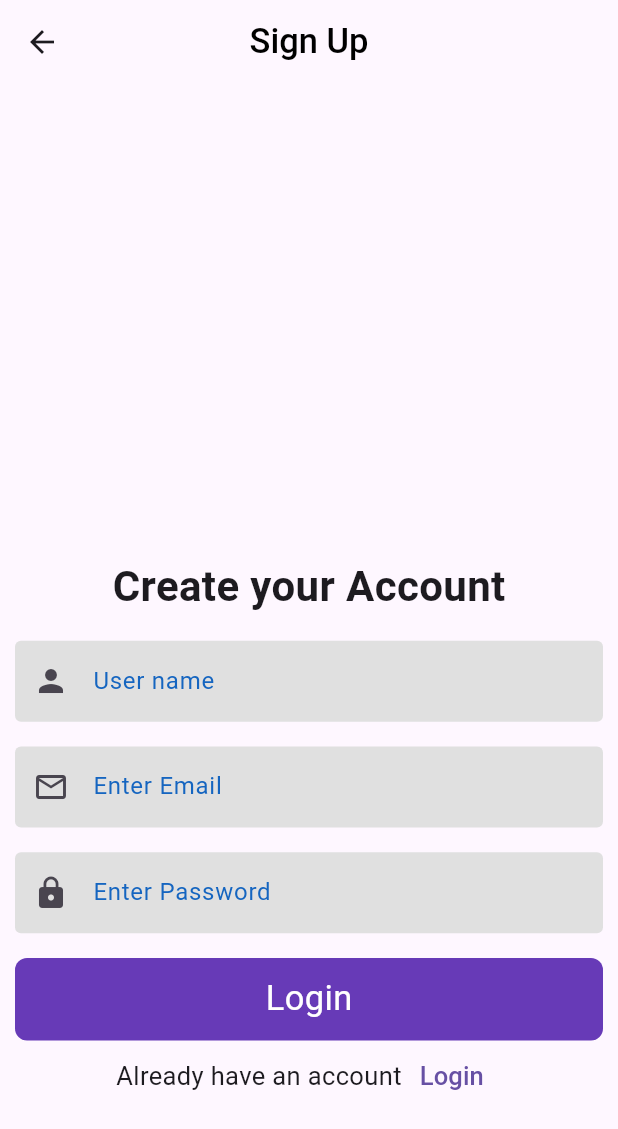
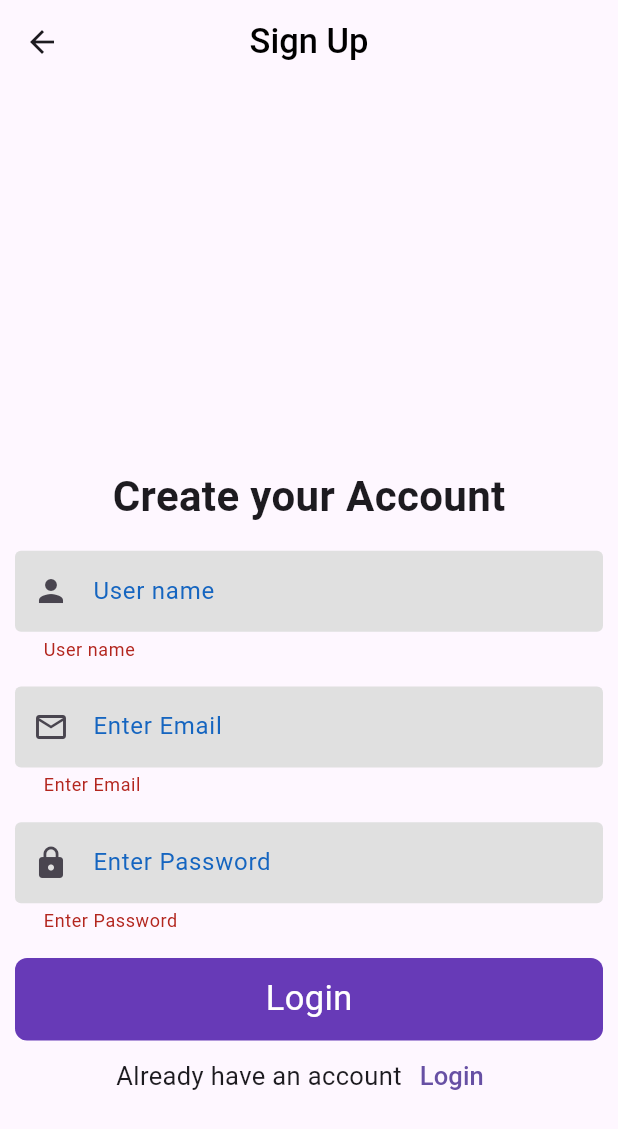
Before and after one commit to Janyaro/Task_Management_app, a Flutter app: the SignupScreen screen opened directly, after a tap on "Login", on a phone screen of 412 x 824 dp. Shown: the top 1129 px of the screen. Run offline on Flutter 3.47's test engine with Material 3 defaults, Android fonts, the phone set to English and light mode, and no system bars; our stand-ins replace cloud_firestore, firebase_auth, firebase_core, sqflite; accounts and stored records are empty; network calls fail.

```diff
--- a/lib/Database/dbHelper.dart
+++ b/lib/Database/dbHelper.dart
@@ -27,7 +27,6 @@ class DBHelper {
         description TEXT,
         dueDate TEXT,
         priority TEXT,
-        status TEXT
       )'''
     );
   }
--- /dev/null
+++ b/lib/Service/Auth_service.dart
@@ -0,0 +1,70 @@
+import 'package:cloud_firestore/cloud_firestore.dart';
+import 'package:firebase_auth/firebase_auth.dart';
+
+class AuthService {
+final auth = FirebaseAuth.instance;
+
+final firestore = FirebaseFirestore.instance;
+
+
+// for create the new user
+ Future<User?> RegisterUser ( String username , String email , String password )async{
+  try {
+    final result = await auth.createUserWithEmailAndPassword(
+      email: email,
+       password: password
+       );
+       User? user = result.user;
+       if(user != null){
+       await firestore.collection('user').doc(user.uid).set({
+        'uid': user.uid,
+        'username':username,
+        'email': email
+       });
+       }
+       return user;
+  } catch (e) {
+    print('Sign in error ${e}');
+    return null;
+  }
+ }
+
+// for login the user
+
+Future<User?> loginUser (String email , String password)async{
+try {
+final result = await auth.signInWithEmailAndPassword(email: email, password: password);
+  return result.user;
+} catch (e) {
+ return null;
+}
+}
+
+// for logout the user
+Future<void>logout()async{
+  await auth.signOut();
+}
+
+ // forget password
+ Future<void>forgetPassword(String email)async{
+  await auth.sendPasswordResetEmail(email: email);
+ }
+
+
+Future<Map<String , dynamic>?> getUserInfo () async{
+try {
+  final uid = FirebaseAuth.instance.currentUser!.uid;
+  final snapshots =await firestore.collection('user').doc(uid).get();
+  if(snapshots.exists){
+    return snapshots.data();
+  }
+  else{
+    return null;
+  }
+} catch (e) {
+  print('Error while fetching user data ${e}');
+  return null;
+}
+}
+
+}
--- a/lib/View/Auth/signup_screen.dart
+++ b/lib/View/Auth/signup_screen.dart
@@ -1,7 +1,10 @@
 import 'package:flutter/material.dart';
+import 'package:provider/provider.dart';
+import 'package:task_management_app/Service/Auth_service.dart';
 import 'package:task_management_app/View/Auth/login_screen.dart';
 import 'package:task_management_app/Widget/reuseable_btn.dart';
 import 'package:task_management_app/Widget/reuseable_textform.dart';
+import 'package:task_management_app/provider/Authentication_provider.dart';
 
 class SignupScreen extends StatefulWidget {
   const SignupScreen({super.key});
@@ -15,12 +18,13 @@ class _SignupScreenState extends State<SignupScreen> {
   final userController = TextEditingController();
   final emailController = TextEditingController();
   final passwordContreoller = TextEditingController();
+  final authService = AuthService();
   @override
   Widget build(BuildContext context) {
     final media = MediaQuery.of(context).size;
     return Scaffold(
       appBar: AppBar(
-        title: Text('Sign Up'),
+        title:const Text('Sign Up'),
       ),
       body: Padding(
         padding: const EdgeInsets.symmetric(horizontal: 10),
@@ -29,23 +33,40 @@ class _SignupScreenState extends State<SignupScreen> {
         child:Column(
           mainAxisAlignment: MainAxisAlignment.end,
           children: [
-            Text('Create your Account' , style:TextStyle(fontSize: 28 , fontWeight: FontWeight.bold) ,),
+           const Text('Create your Account' , style:TextStyle(fontSize: 28 , fontWeight: FontWeight.bold) ,),
             SizedBox(height: media.height * 0.02,),
-            ReuseableTextform(emailController: userController, hintText: 'User name', validatorText: 'Username required ', icon: Icons.person),
+            ReuseableTextform(controller: userController, hintText: 'User name', validatorText: 'Username required ', icon: Icons.person),
                       SizedBox(height: media.height * 0.02,),
-            ReuseableTextform(emailController: emailController, hintText: 'Enter Email', validatorText:'Email required', icon: Icons.email_outlined),
+            ReuseableTextform(controller: emailController, hintText: 'Enter Email', validatorText:'Email required', icon: Icons.email_outlined),
             SizedBox(height: media.height * 0.02,),
-            ReuseableTextform(emailController: passwordContreoller, hintText: 'Enter Password', validatorText: 'password required', icon: Icons.lock),
+            ReuseableTextform(controller: passwordContreoller, hintText: 'Enter Password', validatorText: 'password required', icon: Icons.lock),
             SizedBox(height: media.height * 0.02,),
-            ReuseableBtn(title: 'Sign Up', ontap: (){}),
-            Row(
+            Consumer<AuthenticationProvider>(builder: (context , value , child){
+              return ReuseableBtn( isloading: value.isloading,title: 'Sign Up', ontap: ()async{
+                  if (!formkey.currentState!.validate()) return;
+
+                value.setloading(true);
+                 await authService.RegisterUser(
+                        userController.text,
+                        emailController.text,
+                        passwordContreoller.text).then((val){
+                          value.setloading(false);
+                        Navigator.push(context, MaterialPageRoute(builder: (context)=> const LoginScreen()));
+                        }).onError((error,StackTrace){
+                          value.setloading(false);
+                         ScaffoldMessenger.of(context).showSnackBar(SnackBar(content: Text('$error')));
+                        });
+              });
+
+            }),
+                        Row(
                   mainAxisAlignment: MainAxisAlignment.center,
                   crossAxisAlignment: CrossAxisAlignment.center,
                   children: [
-                    Text("Already have an account" , style: TextStyle(fontSize: 17),),
+                  const  Text("Already have an account" , style: TextStyle(fontSize: 17),),
                     TextButton(onPressed: (){
-                      Navigator.push(context, MaterialPageRoute(builder: (context)=> const LoginScreen()));
-                    }, child: Text('Login',style: TextStyle(fontSize: 17),))
+                     Navigator.push(context, MaterialPageRoute(builder: (context)=> const LoginScreen()));
+                    }, child:const Text('Login',style: TextStyle(fontSize: 17),))
                   ],
                 ),
 
--- a/lib/View/TaskScreens/add_task_screen.dart
+++ b/lib/View/TaskScreens/add_task_screen.dart
@@ -52,13 +52,13 @@ class _AddTaskScreenState extends State<AddTaskScreen> {
           children: [
             SizedBox(height: media.height * 0.04,),
             ReuseableTextform(
-              emailController: titleController,
+              controller: titleController,
               hintText: 'Task title',
               validatorText: 'Task title is required',
             ),
             SizedBox(height: media.height * 0.03),
             ReuseableTextform(
-              emailController: descriptionController,
+              controller: descriptionController,
               hintText: 'Description',
               validatorText: 'Description is required',
               maxline: 5,
@@ -115,7 +115,7 @@ InkWell(
               ),
             ),
             SizedBox(height: media.height * 0.04,),
-            ReuseableBtn(title: "Add Task", ontap: (){
+            ReuseableBtn(isloading: false, title: "Add Task", ontap: (){
               final task = Task(
     title: titleController.text,
     description: descriptionController.text,
--- a/lib/Widget/reuseable_btn.dart
+++ b/lib/Widget/reuseable_btn.dart
@@ -3,7 +3,8 @@ import 'package:flutter/material.dart';
 class ReuseableBtn extends StatelessWidget {
   final String title;
  final VoidCallback ontap;
-  const ReuseableBtn({super.key, required this.title, required this.ontap});
+ final bool isloading;
+  const ReuseableBtn({super.key, required this.title, required this.ontap, required this.isloading});
 
   @override
   Widget build(BuildContext context) {
@@ -16,8 +17,8 @@ class ReuseableBtn extends StatelessWidget {
                       color: Colors.deepPurple,
                       borderRadius: BorderRadius.circular(8)
                     ),
-                    child:const Center(
-                      child: Text('Login', style: TextStyle(fontSize: 23 , color: Colors.white),),
+                    child: Center(
+                      child:isloading ?  CircularProgressIndicator(color: Colors.white,) :Text('Login', style: TextStyle(fontSize: 23 , color: Colors.white),),
                     ),
                   ),
     );
--- a/lib/Widget/reuseable_textform.dart
+++ b/lib/Widget/reuseable_textform.dart
@@ -1,23 +1,27 @@
+import 'package:firebase_auth/firebase_auth.dart';
 import 'package:flutter/material.dart';
+import 'package:provider/provider.dart';
 
 class ReuseableTextform extends StatelessWidget {
-  final TextEditingController emailController;
+  final TextEditingController controller;
   final String hintText;
   final String validatorText;
   final IconData? icon;
+  final IconData? suffixIcon;
   final int maxline;
-
-  const ReuseableTextform({super.key, required this.emailController, required this.hintText, required this.validatorText,  this.icon  , this.maxline = 1});
+  final bool isVisibility;
+  const ReuseableTextform({super.key, required this.controller, required this.hintText, required this.validatorText,  this.icon  ,this.suffixIcon ,this.maxline = 1 , this.isVisibility = false});
 
   @override
   Widget build(BuildContext context) {
     return TextFormField(
-                controller: emailController,
+              controller: controller,
               maxLines: maxline,
+              obscureText: isVisibility,
               decoration: InputDecoration(
-
                 contentPadding: EdgeInsets.all(15),
                 prefixIcon: Icon(icon),
+                suffixIcon: Icon(suffixIcon),
                 hintText: hintText,
                 hintStyle: TextStyle(
                   color: Colors.blue.shade800
--- /dev/null
+++ b/lib/provider/Authentication_provider.dart
@@ -0,0 +1,20 @@
+import 'package:flutter/material.dart';
+
+class AuthenticationProvider extends ChangeNotifier{
+
+ bool _isloading = false;
+ bool _isVisibility = false;
+
+bool get isloading => _isloading;
+bool get isVisibility => _isVisibility;
+
+void setloading (bool value){
+_isloading = value;
+notifyListeners();
+}
+
+void toogleVisibility (){
+  _isVisibility = !_isVisibility;
+  notifyListeners();
+}
+}
--- a/lib/provider/TaskProvider.dart
+++ b/lib/provider/TaskProvider.dart
@@ -2,18 +2,12 @@ import 'package:flutter/material.dart';
 
 class TaskProvider extends ChangeNotifier {
 
-String? _status;
 String? _priority;
 DateTime? _dueDate;
 
-String? get status => _status;
 String? get priority => _priority;
 DateTime? get dueDate => _dueDate;
 
-void setstatus (String? value){
-  _status = value;
-  notifyListeners();
-}
 
 void setPriority(String? value) {
   _priority = value;
--- a/pubspec.yaml
+++ b/pubspec.yaml
@@ -39,6 +39,9 @@ dependencies:
   path: ^1.9.0
   path_provider: ^2.1.5
   provider: ^6.1.5
+  firebase_auth: ^6.0.0
+  firebase_core: ^4.0.0
+  cloud_firestore: ^6.0.0
 
 dev_dependencies:
   flutter_test:
```
Also changed, not shown: lib/Model/task_model.dart (+2 -5 lines), lib/View/Auth/forget_password_screen.dart (+20 -3 lines), lib/View/Auth/login_screen.dart (+29 -4 lines), lib/View/home_screen.dart (added, +43 -0 lines), lib/View/profile_screen.dart (added, +116 -0 lines), lib/View/root_screen.dart (added, +42 -0 lines), lib/View/splash_screen.dart (added, +50 -0 lines), lib/main.dart (+12 -7 lines), lib/provider/bottonNavigationProvider.dart (added, +12 -0 lines), firebase.json (added), lib/firebase_options.dart (added), pubspec.lock, 6 other files. Lines whose indentation alone changed are shown as unchanged.
